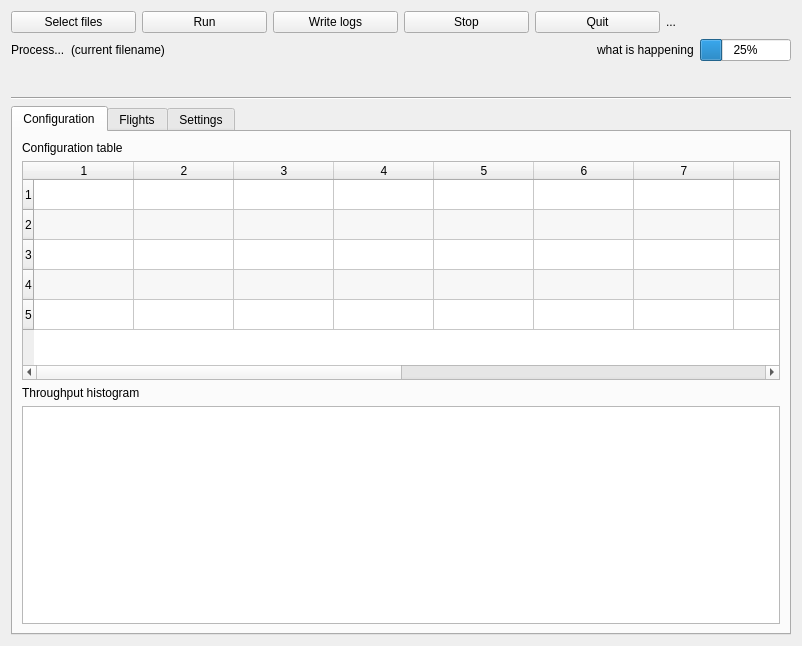
Qt form src/main2.ui (fmu93/ATM-metrics) before a commit.
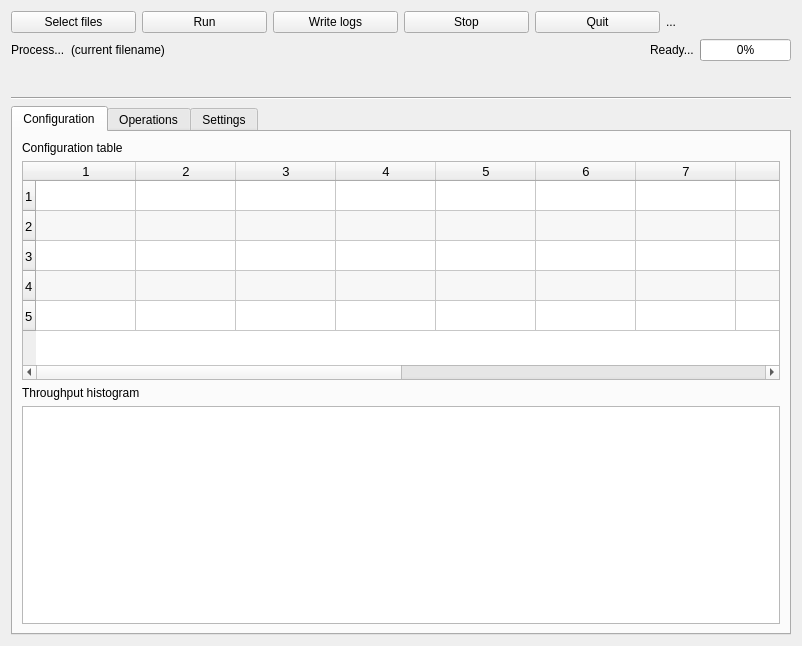
The same form after that commit. The open tabs and pages were chosen to show the change.

```diff
--- a/src/main2.ui
+++ b/src/main2.ui
@@ -121,7 +121,7 @@
           </sizepolicy>
          </property>
          <property name="text">
-          <string>what is happening</string>
+          <string>Ready...</string>
          </property>
         </widget>
        </item>
@@ -134,7 +134,7 @@
           </sizepolicy>
          </property>
          <property name="value">
-          <number>25</number>
+          <number>0</number>
          </property>
          <property name="textVisible">
           <bool>true</bool>
@@ -232,6 +232,14 @@
                <verstretch>0</verstretch>
               </sizepolicy>
              </property>
+             <property name="font">
+              <font>
+               <pointsize>10</pointsize>
+              </font>
+             </property>
+             <property name="autoFillBackground">
+              <bool>false</bool>
+             </property>
              <property name="editTriggers">
               <set>QAbstractItemView::NoEditTriggers</set>
              </property>
@@ -241,6 +249,9 @@
              <property name="selectionMode">
               <enum>QAbstractItemView::NoSelection</enum>
              </property>
+             <property name="gridStyle">
+              <enum>Qt::SolidLine</enum>
+             </property>
              <property name="sortingEnabled">
               <bool>true</bool>
              </property>
@@ -250,6 +261,18 @@
              <property name="columnCount">
               <number>14</number>
              </property>
+             <attribute name="horizontalHeaderDefaultSectionSize">
+              <number>100</number>
+             </attribute>
+             <attribute name="horizontalHeaderHighlightSections">
+              <bool>true</bool>
+             </attribute>
+             <attribute name="horizontalHeaderShowSortIndicator" stdset="0">
+              <bool>true</bool>
+             </attribute>
+             <attribute name="horizontalHeaderStretchLastSection">
+              <bool>true</bool>
+             </attribute>
              <row/>
              <row/>
              <row/>
@@ -309,7 +332,7 @@
          <bool>false</bool>
         </property>
         <attribute name="title">
-         <string>Flights</string>
+         <string>Operations</string>
         </attribute>
         <layout class="QGridLayout" name="gridLayout_2">
          <item row="0" column="0">
```
Left out of the diff: 15 changed lines with no effect on the pictures.
